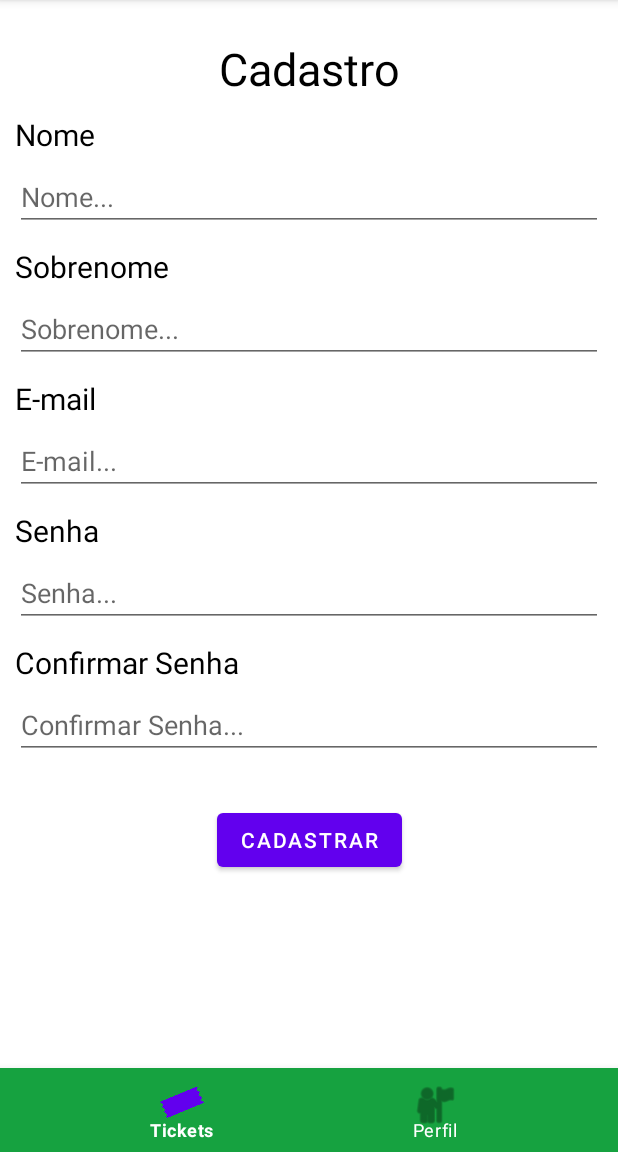
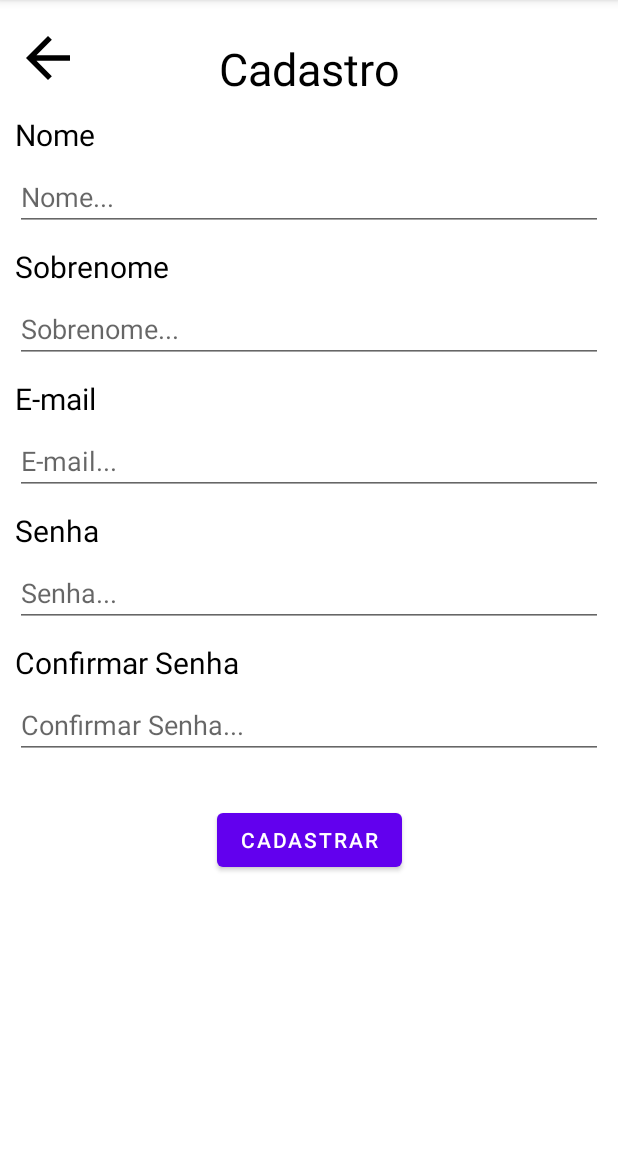
Before and after one commit to brverdan/SmartWallet, an Android app: the CadastroFragment screen opened through its navigation route, on a phone screen of 412 x 824 dp, the part 84-1236 px from its top. Run offline under Robolectric (Android 15) with nearby library versions, the phone set to English and light mode, and no system bars; our stand-ins replace navigation-ui.

Commit message:
Adicionado navegacao entre telas.

```diff
--- a/app/src/main/java/com/infnet/smartwallet/MainActivity.kt
+++ b/app/src/main/java/com/infnet/smartwallet/MainActivity.kt
@@ -1,5 +1,6 @@
 package com.infnet.smartwallet
 
+import android.content.Intent
 import androidx.appcompat.app.AppCompatActivity
 import android.os.Bundle
 import android.view.View
@@ -15,8 +16,7 @@ class MainActivity : AppCompatActivity() {
 
         bottomNavigationTickets.setupWithNavController(findNavController(R.id.navHostFragment))
 
-       // val alo: BottomNavigationView = findViewById(R.id.bottomNavigationTickets)
-       // alo.visibility = View.GONE
-
+       val bottomNavigationView: BottomNavigationView = findViewById(R.id.bottomNavigationTickets)
+       bottomNavigationView.visibility = View.GONE
     }
 }
--- a/app/src/main/java/com/infnet/smartwallet/ui/ticket/list/ListTicketsFragment.kt
+++ b/app/src/main/java/com/infnet/smartwallet/ui/ticket/list/ListTicketsFragment.kt
@@ -6,9 +6,12 @@ import android.view.View
 import android.view.ViewGroup
 import androidx.fragment.app.Fragment
 import androidx.lifecycle.ViewModelProvider
+import androidx.navigation.fragment.findNavController
 import androidx.recyclerview.widget.LinearLayoutManager
+import com.google.android.material.bottomnavigation.BottomNavigationView
 import com.infnet.smartwallet.R
 import com.infnet.smartwallet.adapter.RecyclerListTicketAdapter
+import kotlinx.android.synthetic.main.cadastro_fragment.*
 import kotlinx.android.synthetic.main.list_tickets_fragment.*
 
 class ListTicketsFragment : Fragment() {
@@ -23,14 +26,23 @@ class ListTicketsFragment : Fragment() {
         viewModel = ViewModelProvider(this).get(ListTicketsViewModel::class.java)
         viewModel.add()
         viewModel.tickets.observe(viewLifecycleOwner){
-            recyclerlistTickets.adapter = RecyclerListTicketAdapter(it)
+            recyclerlistTickets.adapter = RecyclerListTicketAdapter(it) {
+                findNavController().navigate(R.id.detailsTicketFragment)
+            }
             recyclerlistTickets.layoutManager = LinearLayoutManager(requireContext())
         }
+
+        val bottomNavigationView: BottomNavigationView = requireActivity().findViewById(R.id.bottomNavigationTickets)
+        bottomNavigationView.visibility = View.VISIBLE
 
         return view
     }
 
-    override fun onActivityCreated(savedInstanceState: Bundle?) {
-        super.onActivityCreated(savedInstanceState)
+    override fun onViewCreated(view: View, savedInstanceState: Bundle?) {
+        super.onViewCreated(view, savedInstanceState)
+
+        fabAddTicket.setOnClickListener {
+            findNavController().navigate(R.id.formTicketFragment)
+        }
     }
 }
--- a/app/src/main/java/com/infnet/smartwallet/ui/user/cadastro/CadastroFragment.kt
+++ b/app/src/main/java/com/infnet/smartwallet/ui/user/cadastro/CadastroFragment.kt
@@ -6,14 +6,11 @@ import android.view.View
 import android.view.ViewGroup
 import androidx.fragment.app.Fragment
 import androidx.lifecycle.ViewModelProvider
+import androidx.navigation.fragment.findNavController
 import com.infnet.smartwallet.R
+import kotlinx.android.synthetic.main.cadastro_fragment.*
 
 class CadastroFragment : Fragment() {
-
-    companion object {
-        fun newInstance() = CadastroFragment()
-    }
-
     private lateinit var viewModel: CadastroViewModel
 
     override fun onCreateView(
@@ -23,10 +20,15 @@ class CadastroFragment : Fragment() {
         return inflater.inflate(R.layout.cadastro_fragment, container, false)
     }
 
-    override fun onActivityCreated(savedInstanceState: Bundle?) {
-        super.onActivityCreated(savedInstanceState)
-        viewModel = ViewModelProvider(this).get(CadastroViewModel::class.java)
-        // TODO: Use the ViewModel
+    override fun onViewCreated(view: View, savedInstanceState: Bundle?) {
+        super.onViewCreated(view, savedInstanceState)
+
+        btnCadastrar.setOnClickListener {
+            findNavController().navigate(R.id.loginFragment)
+        }
+
+        imageViewBackCadastro.setOnClickListener {
+            findNavController().popBackStack()
+        }
     }
-
 }
--- a/app/src/main/java/com/infnet/smartwallet/ui/user/login/LoginFragment.kt
+++ b/app/src/main/java/com/infnet/smartwallet/ui/user/login/LoginFragment.kt
@@ -1,32 +1,48 @@
 package com.infnet.smartwallet.ui.user.login
 
 import android.os.Bundle
+import android.util.Log
 import android.view.LayoutInflater
 import android.view.View
 import android.view.ViewGroup
+import android.widget.Toast
 import androidx.fragment.app.Fragment
 import androidx.lifecycle.ViewModelProvider
+import androidx.navigation.fragment.findNavController
 import com.infnet.smartwallet.R
+import com.infnet.smartwallet.ui.ticket.list.ListTicketsViewModel
+import kotlinx.android.synthetic.main.cadastro_fragment.*
+import kotlinx.android.synthetic.main.login_fragment.*
 
 class LoginFragment : Fragment() {
-
-    companion object {
-        fun newInstance() = LoginFragment()
-    }
-
     private lateinit var viewModel: LoginViewModel
 
     override fun onCreateView(
         inflater: LayoutInflater, container: ViewGroup?,
         savedInstanceState: Bundle?
     ): View? {
-        return inflater.inflate(R.layout.login_fragment, container, false)
+        var view = inflater.inflate(R.layout.login_fragment, container, false)
+        viewModel = ViewModelProvider(this).get(LoginViewModel::class.java)
+        return view
     }
 
-    override fun onActivityCreated(savedInstanceState: Bundle?) {
-        super.onActivityCreated(savedInstanceState)
-        viewModel = ViewModelProvider(this).get(LoginViewModel::class.java)
-        // TODO: Use the ViewModel
+    override fun onViewCreated(view: View, savedInstanceState: Bundle?) {
+        super.onViewCreated(view, savedInstanceState)
+
+        btnLogin.setOnClickListener {
+            if (viewModel.authenticate())
+                findNavController().navigate(R.id.listTicketsFragment)
+            else {
+                Toast.makeText(
+                    requireContext(),
+                    "Login não sucedido!",
+                    Toast.LENGTH_SHORT
+                ).show()
+            }
+        }
+
+        textViewCadastro.setOnClickListener {
+            findNavController().navigate(R.id.cadastroFragment)
+        }
     }
-
 }
--- a/app/src/main/java/com/infnet/smartwallet/ui/user/login/LoginViewModel.kt
+++ b/app/src/main/java/com/infnet/smartwallet/ui/user/login/LoginViewModel.kt
@@ -4,4 +4,8 @@ import androidx.lifecycle.ViewModel
 
 class LoginViewModel : ViewModel() {
     // TODO: Implement the ViewModel
+
+    fun authenticate() : Boolean {
+        return true
+    }
 }
--- a/app/src/main/res/layout/cadastro_fragment.xml
+++ b/app/src/main/res/layout/cadastro_fragment.xml
@@ -6,6 +6,17 @@
     android:layout_width="match_parent"
     android:layout_height="match_parent"
     tools:context=".ui.user.cadastro.CadastroFragment" >
+
+    <ImageView
+        android:id="@+id/imageViewBackCadastro"
+        android:layout_width="44dp"
+        android:layout_height="45dp"
+        android:layout_marginStart="10dp"
+        android:layout_marginTop="16dp"
+        android:src="@drawable/abc_vector_test"
+        app:layout_constraintStart_toStartOf="parent"
+        app:layout_constraintTop_toTopOf="parent"
+        app:tint="@color/black" />
 
     <TextView
         android:id="@+id/textLabelCadastro"
--- a/app/src/main/res/layout/login_fragment.xml
+++ b/app/src/main/res/layout/login_fragment.xml
@@ -71,6 +71,7 @@
         android:layout_width="wrap_content"
         android:layout_height="wrap_content"
         android:layout_marginTop="20dp"
+        android:clickable="true"
         android:text=" Cadastre-se"
         android:textColor="#9C27B0"
         app:layout_constraintStart_toEndOf="@+id/textLabelAinda"
--- a/app/src/main/res/navigation/navigation_graph.xml
+++ b/app/src/main/res/navigation/navigation_graph.xml
@@ -3,7 +3,7 @@
     xmlns:app="http://schemas.android.com/apk/res-auto"
     xmlns:tools="http://schemas.android.com/tools"
     android:id="@+id/navigation_graph"
-    app:startDestination="@id/listTicketsFragment">
+    app:startDestination="@id/loginFragment">
 
     <fragment
         android:id="@+id/loginFragment"
```
Also changed, not shown: app/src/main/java/com/infnet/smartwallet/adapter/RecyclerListTicketAdapter.kt (+7 -3 lines), app/src/main/java/com/infnet/smartwallet/ui/ticket/details/DetailsTicketFragment.kt (+17 -6 lines), app/src/main/java/com/infnet/smartwallet/ui/ticket/form/FormTicketFragment.kt (+12 -1 lines).
